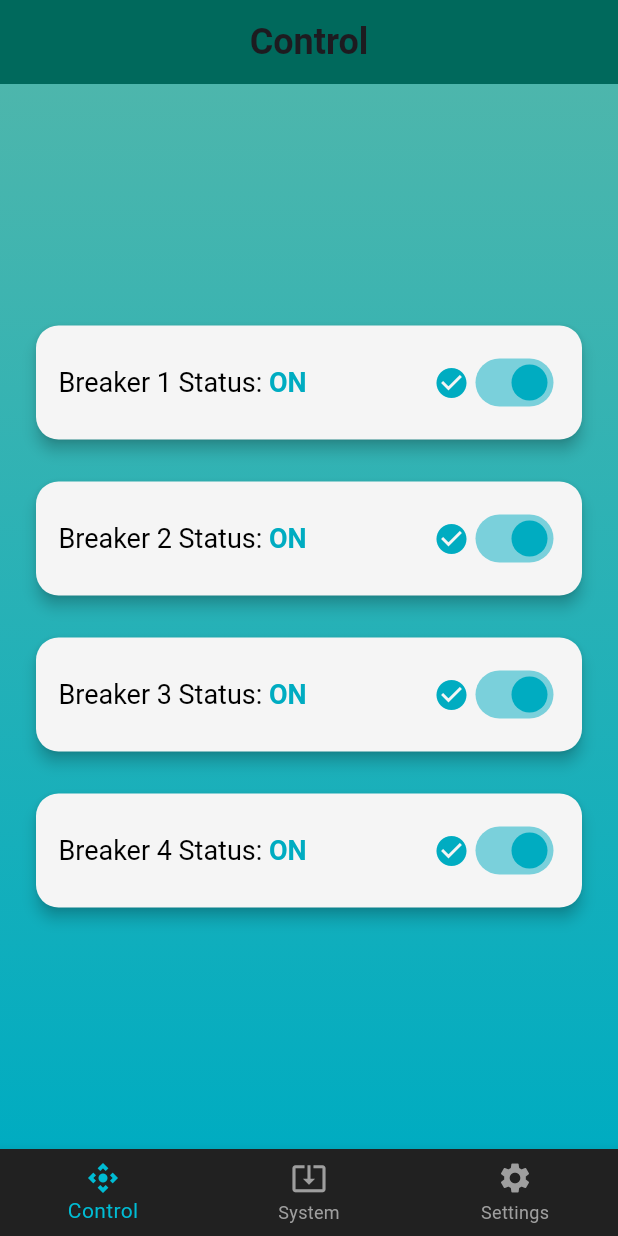
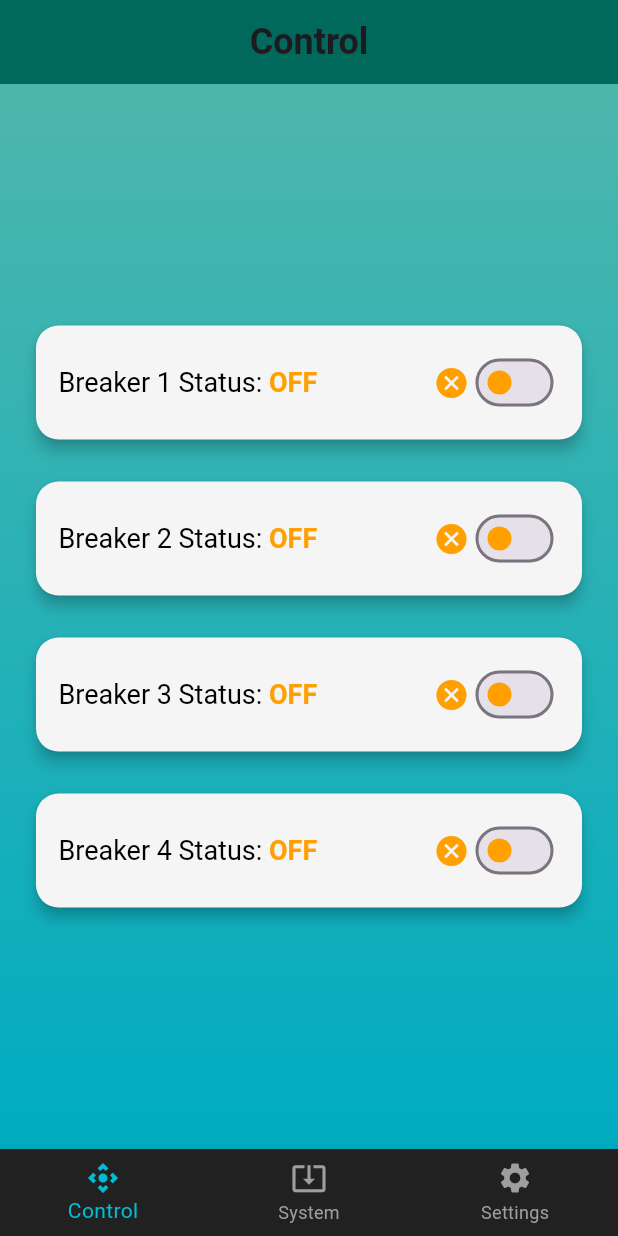
Before and after one commit to saxojeblin/BEAM, a Flutter app: the screen it shows after launch, on a phone screen of 412 x 824 dp. Run offline on Flutter 3.47's test engine with Material 3 defaults, Android fonts, the phone set to English and light mode, and no system bars; network calls fail.

Commit message:
sync breaker states between app and breaker unit

```diff
--- a/beam_app/lib/main.dart
+++ b/beam_app/lib/main.dart
@@ -35,7 +35,7 @@ class ControlPage extends StatefulWidget {
 }
 
 class _ControlPageState extends State<ControlPage> with SingleTickerProviderStateMixin {
-  late List<bool> breakerStatus;
+  List<bool>? breakerStatus;
   final String esp32Ip = "192.168.4.1";
   final String esp32Port = "80";
 
@@ -52,7 +52,6 @@ class _ControlPageState extends State<ControlPage> with SingleTickerProviderStat
   @override
   void initState() {
     super.initState();
-    breakerStatus = _webSocketService.getBreakerStates();
 
     _iconAnimationController = AnimationController(
       vsync: this,
@@ -74,11 +73,38 @@ class _ControlPageState extends State<ControlPage> with SingleTickerProviderStat
     });
 
     if (_webSocketService.isFrequencyCritical()) {
-      setState(() {
       isFrequencyCritical = true;
       resetPrompt = _webSocketService.isResetPending();
+    }
+
+    _fetchBreakerStates();
+  }
+
+  Future<void> _fetchBreakerStates() async {
+    final url = Uri.parse("http://$esp32Ip:$esp32Port/get_breaker_states");
+    try {
+      final response = await http.get(url).timeout(Duration(seconds: 10));
+      if (response.statusCode == 200) {
+        final data = json.decode(response.body);
+        setState(() {
+          breakerStatus = List.generate(4, (i) => data['breaker${i + 1}'] == true);
         });
+      } else {
+        _setUnknownBreakerStates();
       }
+    } catch (e) {
+      print("Error retrieving breaker states: $e");
+      _setUnknownBreakerStates();
+    }
+  }
+
+  void _setUnknownBreakerStates() {
+    setState(() {
+      breakerStatus = List.generate(4, (_) => false);
+    });
+    ScaffoldMessenger.of(context).showSnackBar(
+      SnackBar(content: Text("⚠️ Failed to retrieve breaker states.")),
+    );
   }
 
   @override
@@ -104,24 +130,21 @@ class _ControlPageState extends State<ControlPage> with SingleTickerProviderStat
           'breaker': breakerIndex.toString(),
           'status': status ? '1' : '0',
         },
-      ).timeout(
-        Duration(seconds: 30),
-        onTimeout: () => throw Exception("Timeout"),
-      );
+      ).timeout(Duration(seconds: 30));
 
       if (response.statusCode == 200) {
         setState(() {
-          breakerStatus[breakerIndex] = status;
+          breakerStatus![breakerIndex] = status;
           _webSocketService.updateBreakerState(breakerIndex, status);
         });
       } else {
         setState(() {
-          breakerStatus[breakerIndex] = !status;
+          breakerStatus![breakerIndex] = !status;
         });
       }
     } catch (e) {
       setState(() {
-        breakerStatus[breakerIndex] = !status;
+        breakerStatus![breakerIndex] = !status;
       });
 
       ScaffoldMessenger.of(context).showSnackBar(
@@ -173,6 +196,8 @@ class _ControlPageState extends State<ControlPage> with SingleTickerProviderStat
 
   @override
   Widget build(BuildContext context) {
+    final isUnavailable = breakerStatus == null;
+
     return Stack(
       children: [
         Scaffold(
@@ -181,7 +206,9 @@ class _ControlPageState extends State<ControlPage> with SingleTickerProviderStat
             title: const Text('Control', style: TextStyle(fontSize: 24, fontWeight: FontWeight.bold)),
             centerTitle: true,
           ),
-          body: Column(
+          body: isUnavailable
+              ? Center(child: CircularProgressIndicator())
+              : Column(
                   children: [
                     Expanded(
                       child: Container(
@@ -227,12 +254,14 @@ class _ControlPageState extends State<ControlPage> with SingleTickerProviderStat
                   },
           ),
         ),
+        if (isFrequencyCritical && !isLoading) _buildOverlay(),
+        if (isLoading) _buildLoadingOverlay(),
+      ],
+    );
+  }
 
-        if (isFrequencyCritical && !isLoading)
-          _buildOverlay(),
-
-        if (isLoading)
-          Positioned.fill(
+  Widget _buildLoadingOverlay() {
+    return Positioned.fill(
       child: Container(
         color: Colors.black.withOpacity(0.6),
         child: Center(
@@ -255,8 +284,6 @@ class _ControlPageState extends State<ControlPage> with SingleTickerProviderStat
           ),
         ),
       ),
-          ),
-      ],
     );
   }
 
@@ -314,10 +341,7 @@ class _ControlPageState extends State<ControlPage> with SingleTickerProviderStat
                     foregroundColor: Colors.teal.shade800,
                     padding: EdgeInsets.symmetric(horizontal: 24, vertical: 12),
                   ),
-                  child: Text(
-                    "Restore Breakers",
-                    style: TextStyle(fontWeight: FontWeight.bold),
-                  ),
+                  child: Text("Restore Breakers", style: TextStyle(fontWeight: FontWeight.bold)),
                 ),
             ],
           ),
@@ -327,6 +351,9 @@ class _ControlPageState extends State<ControlPage> with SingleTickerProviderStat
   }
 
   Widget _buildBreakerTile(int index) {
+    final isUnknown = breakerStatus == null;
+    final isOn = breakerStatus?[index] ?? false;
+
     return Padding(
       padding: const EdgeInsets.symmetric(vertical: 10.0, horizontal: 20.0),
       child: Card(
@@ -343,11 +370,15 @@ class _ControlPageState extends State<ControlPage> with SingleTickerProviderStat
                   style: TextStyle(fontSize: 18, color: Colors.black),
                 ),
                 TextSpan(
-                  text: breakerStatus[index] ? 'ON' : 'OFF',
+                  text: isUnknown
+                      ? 'UNKNOWN'
+                      : (isOn ? 'ON' : 'OFF'),
                   style: TextStyle(
                     fontSize: 18,
                     fontWeight: FontWeight.bold,
-                    color: breakerStatus[index] ? Colors.cyan.shade600 : Colors.amber.shade700,
+                    color: isUnknown
+                        ? Colors.grey
+                        : (isOn ? Colors.cyan.shade600 : Colors.amber.shade700),
                   ),
                 ),
               ],
@@ -357,13 +388,17 @@ class _ControlPageState extends State<ControlPage> with SingleTickerProviderStat
             mainAxisSize: MainAxisSize.min,
             children: [
               Icon(
-                breakerStatus[index] ? Icons.check_circle : Icons.cancel,
-                color: breakerStatus[index] ? Colors.cyan.shade600 : Colors.amber.shade700,
+                isUnknown
+                    ? Icons.help_outline
+                    : (isOn ? Icons.check_circle : Icons.cancel),
+                color: isUnknown
+                    ? Colors.grey
+                    : (isOn ? Colors.cyan.shade600 : Colors.amber.shade700),
               ),
               AbsorbPointer(
-                absorbing: isLoading || isFrequencyCritical,
+                absorbing: isLoading || isFrequencyCritical || isUnknown,
                 child: Switch(
-                  value: breakerStatus[index],
+                  value: isOn,
                   onChanged: (value) => sendBreakerStatus(index, value),
                   activeColor: Colors.cyan.shade600,
                   inactiveThumbColor: Colors.amber.shade700,
@@ -513,7 +548,6 @@ class SettingsPage extends StatefulWidget {
 
 class _SettingsPageState extends State<SettingsPage> {
   List<bool> breakersToFlip = [false, false, false, false];
-  bool notificationsEnabled = false;
 
   final String esp32Ip = "192.168.4.1";
   final String esp32Port = "80";
@@ -684,34 +718,6 @@ class _SettingsPageState extends State<SettingsPage> {
                         ),
                       ),
                     ),
-                    Padding(
-                      padding: const EdgeInsets.fromLTRB(16, 8, 16, 0),
-                      child: Card(
-                        color: Colors.grey.shade100,
-                        shape: RoundedRectangleBorder(borderRadius: BorderRadius.circular(12)),
-                        elevation: 3,
-                        child: Padding(
-                          padding: const EdgeInsets.symmetric(horizontal: 14, vertical: 10),
-                          child: Row(
-                            mainAxisAlignment: MainAxisAlignment.spaceBetween,
-                            children: [
-                              Text("Enable Notifications", style: TextStyle(fontSize: 16)),
-                              Switch(
-                                value: notificationsEnabled,
-                                onChanged: isLoading
-                                    ? null
-                                    : (value) {
-                                        setState(() {
-                                          notificationsEnabled = value;
-                                        });
-                                      },
-                                activeColor: Colors.cyan.shade600,
-                              ),
-                            ],
-                          ),
-                        ),
-                      ),
-                    ),
                   ],
                 ),
               ),
```
Also changed, not shown: 2 other files. Lines whose indentation alone changed are shown as unchanged.
